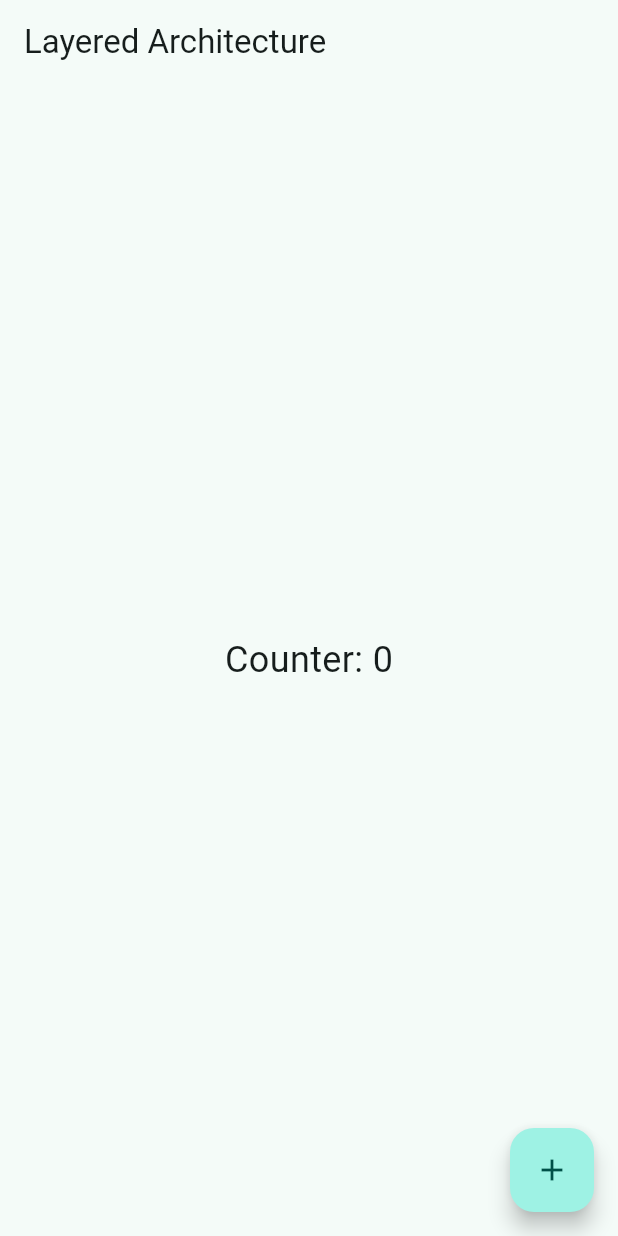
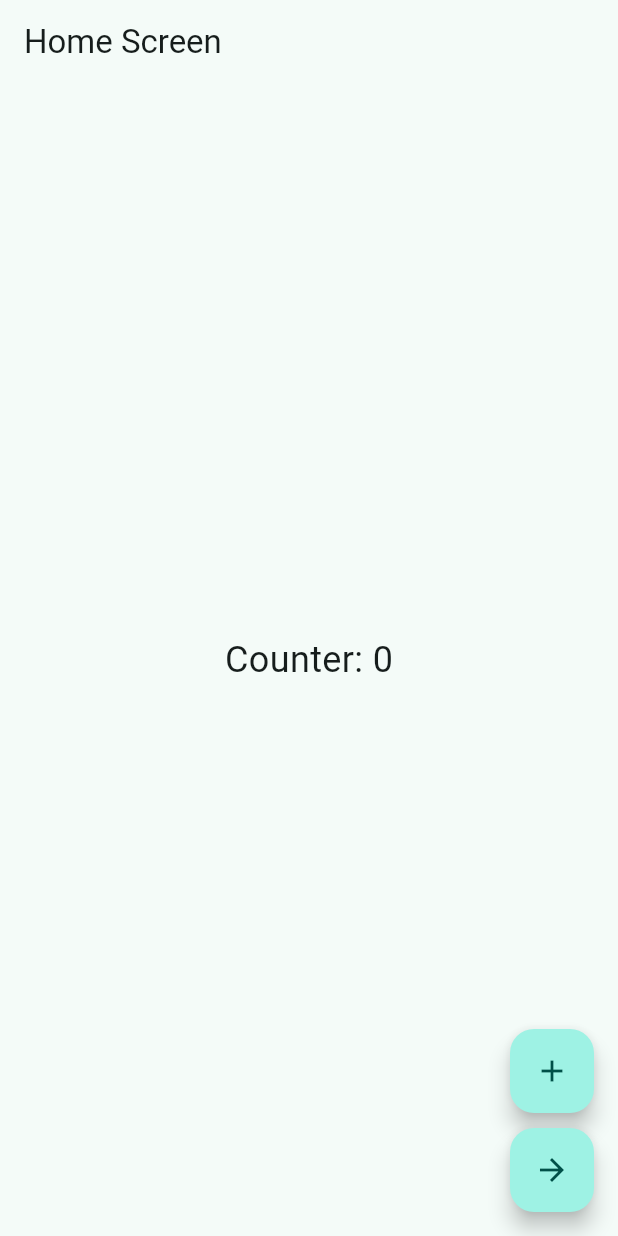
Before and after one commit to juancarlosdmz/Flutter-Concepts, a Flutter app: the screen it shows after launch, on a phone screen of 412 x 824 dp. Run offline on Flutter 3.47's test engine with Material 3 defaults, Android fonts, the phone set to English and light mode, and no system bars; our stand-ins replace flutter_riverpod, go_router, shared_preferences.

Commit message:
Layered Architecture + GoRouter

```diff
--- a/my_application/lib/main.dart
+++ b/my_application/lib/main.dart
@@ -1,25 +1,23 @@
 // main.dart
 import 'package:flutter/material.dart';
 import 'package:flutter_riverpod/flutter_riverpod.dart';
-import 'presentation/screens/home_screen.dart';
+import 'presentation/providers/router_provider.dart';
 
 void main() {
   runApp(const ProviderScope(child: MyApp()));
 }
 
-class MyApp extends StatelessWidget {
+class MyApp extends ConsumerWidget {
   const MyApp({super.key});
 
   @override
-  Widget build(BuildContext context) {
-    return MaterialApp(
+  Widget build(BuildContext context, WidgetRef ref) {
+    final router = ref.watch(routerProvider);
+    return MaterialApp.router(
+      routerConfig: router,
+      title: 'Flutter Layered + GoRouter',
       debugShowCheckedModeBanner: false,
-      title: 'Flutter Layered Architecture',
-      theme: ThemeData(
-        useMaterial3: true,
-        colorScheme: ColorScheme.fromSeed(seedColor: Colors.teal),
-      ),
-      home: const HomeScreen(),
+      theme: ThemeData(useMaterial3: true, colorScheme: ColorScheme.fromSeed(seedColor: Colors.teal)),
     );
   }
 }
--- /dev/null
+++ b/my_application/lib/presentation/providers/router_provider.dart
@@ -0,0 +1,26 @@
+// presentation/providers/router_provider.dart
+import 'package:flutter_riverpod/flutter_riverpod.dart';
+import 'package:go_router/go_router.dart';
+import '../screens/home_screen.dart';
+import '../screens/details_screen.dart';
+
+final routerProvider = Provider<GoRouter>((ref) {
+  return GoRouter(
+    initialLocation: '/',
+    routes: [
+      GoRoute(
+        path: '/',
+        name: 'home',
+        builder: (context, state) => const HomeScreen(),
+      ),
+      GoRoute(
+        path: '/details/:counter',
+        name: 'details',
+        builder: (context, state) {
+          final counter = state.pathParameters['counter'];
+          return DetailsScreen(counter: int.parse(counter ?? '0'));
+        },
+      ),
+    ],
+  );
+});
--- /dev/null
+++ b/my_application/lib/presentation/screens/details_screen.dart
@@ -0,0 +1,16 @@
+// presentation/screens/details_screen.dart
+import 'package:flutter/material.dart';
+
+class DetailsScreen extends StatelessWidget {
+  final int counter;
+
+  const DetailsScreen({super.key, required this.counter});
+
+  @override
+  Widget build(BuildContext context) {
+    return Scaffold(
+      appBar: AppBar(title: const Text('Details Screen')),
+      body: Center(child: Text('Counter Value: $counter', style: const TextStyle(fontSize: 24))),
+    );
+  }
+}
--- a/my_application/lib/presentation/screens/home_screen.dart
+++ b/my_application/lib/presentation/screens/home_screen.dart
@@ -2,6 +2,7 @@
 import 'package:flutter/material.dart';
 import 'package:flutter_riverpod/flutter_riverpod.dart';
 import '../providers/counter_provider.dart';
+import 'package:go_router/go_router.dart';
 
 class HomeScreen extends ConsumerWidget {
   const HomeScreen({super.key});
@@ -12,16 +13,24 @@ class HomeScreen extends ConsumerWidget {
     final counterNotifier = ref.read(counterProvider.notifier);
 
     return Scaffold(
-      appBar: AppBar(title: const Text('Layered Architecture')),
-      body: Center(
-        child: Text(
-          'Counter: $counter',
-          style: const TextStyle(fontSize: 24),
-        ),
-      ),
-      floatingActionButton: FloatingActionButton(
-        onPressed: counterNotifier.increment,
-        child: const Icon(Icons.add),
+      appBar: AppBar(title: const Text('Home Screen')),
+      body: Center(child: Text('Counter: $counter', style: const TextStyle(fontSize: 24))),
+      floatingActionButton: Column(
+        mainAxisAlignment: MainAxisAlignment.end,
+        children: [
+          FloatingActionButton(
+            onPressed: counterNotifier.increment,
+            child: const Icon(Icons.add),
+          ),
+          const SizedBox(height: 10),
+          FloatingActionButton(
+            onPressed: () {
+              context.pushNamed('details', pathParameters: {'counter': counter.toString()}); // Navigate with counter value
+            },
+            child: const Icon(Icons.arrow_forward),
+          ),
+        ],
       ),
     );
-}}
+  }
+}
--- a/my_application/pubspec.yaml
+++ b/my_application/pubspec.yaml
@@ -37,6 +37,7 @@ dependencies:
   cupertino_icons: ^1.0.8
   shared_preferences: ^2.4.0
   flutter_riverpod: ^2.6.1
+  go_router: ^14.7.2
 
 dev_dependencies:
   flutter_test:
```
Also changed, not shown: my_application/pubspec.lock.
